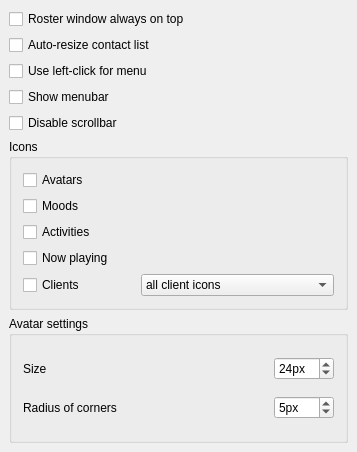
Above: src/options/opt_roster.ui from psi-im/psi before the change. Below: the same form after it.
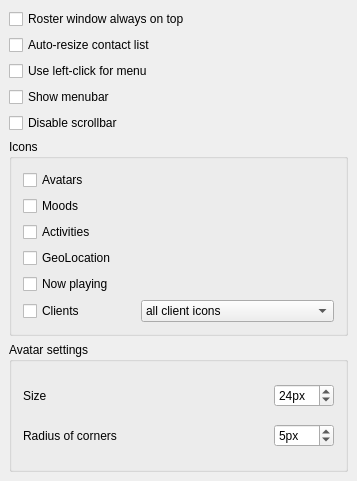
That is the form after the change.

Patch:
```diff
--- a/src/options/opt_roster.ui
+++ b/src/options/opt_roster.ui
@@ -7,7 +7,7 @@
     <x>0</x>
     <y>0</y>
     <width>357</width>
-    <height>452</height>
+    <height>481</height>
    </rect>
   </property>
   <property name="windowTitle">
@@ -97,6 +97,16 @@
         </property>
        </widget>
       </item>
+      <item>
+       <widget class="QCheckBox" name="ck_showGeoLocationIcons">
+        <property name="whatsThis">
+         <string>Show geolocation in roster</string>
+        </property>
+        <property name="text">
+         <string>GeoLocation</string>
+        </property>
+       </widget>
+      </item>
       <item>
        <widget class="QCheckBox" name="ck_showTuneIcons">
         <property name="whatsThis">
```
